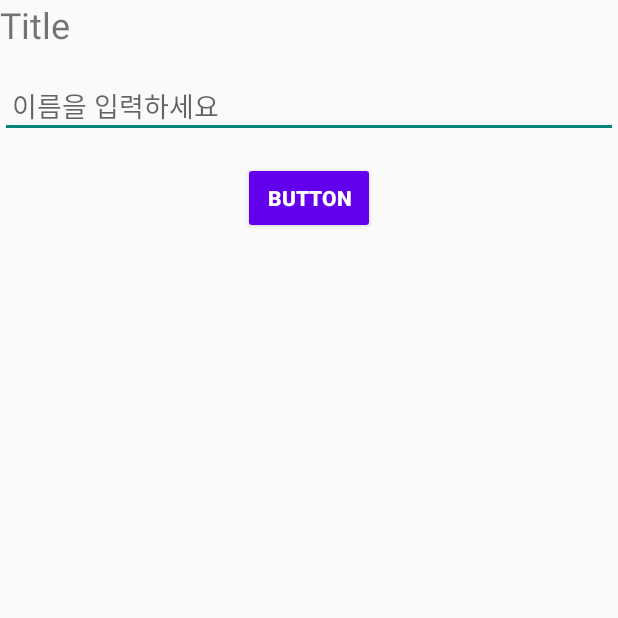
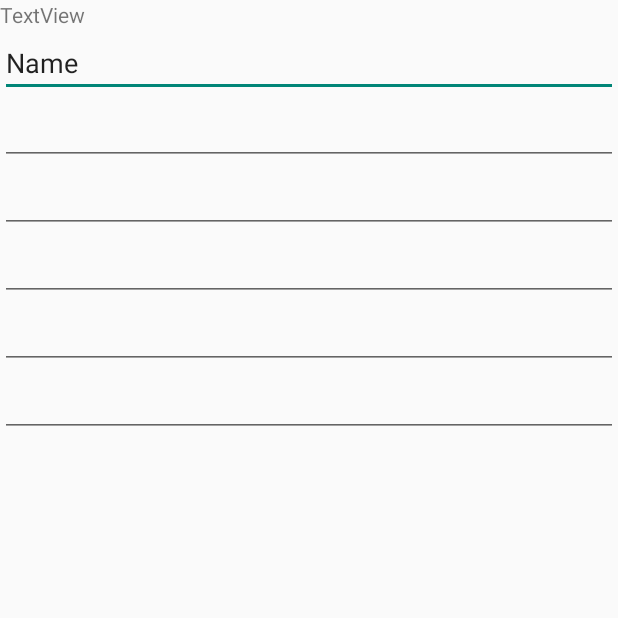
Before and after one commit to kimyoungtae-kor/AndroidStudio, an Android app built with Jetpack Compose: the screen it shows after launch (MainActivity), on a phone screen of 412 x 824 dp, the top half of it. Run offline under Robolectric (Android 15) with nearby library versions, the phone set to English and light mode, and no system bars.

Commit message:
레이아웃 과 기초 언어

```diff
--- a/Myapp/app/src/main/java/shop/youngatae/myapplication/MainActivity.kt
+++ b/Myapp/app/src/main/java/shop/youngatae/myapplication/MainActivity.kt
@@ -1,8 +1,10 @@
 package shop.youngatae.myapplication
 
 import android.os.Bundle
+import android.widget.ArrayAdapter
 import android.widget.Button
 import android.widget.EditText
+import android.widget.ListView
 import android.widget.Toast
 import androidx.activity.ComponentActivity
 import androidx.activity.compose.setContent
@@ -19,20 +21,37 @@ import shop.youngatae.myapplication.ui.theme.MyApplicationTheme
 class MainActivity : ComponentActivity() {
     override fun onCreate(savedInstanceState: Bundle?) {
         super.onCreate(savedInstanceState)
-        setContentView(R.layout.activity_main)
+        enableEdgeToEdge()
+        setContentView(R.layout.text_view)
 
-        val input:EditText = findViewById(R.id.editTextText)
-        val button:Button = findViewById(R.id.button)
+//        val fruits = listOf("파인애플","사과","바나나","복숭아","포도","리치","구아바","망고","멜론","파인애플","사과","바나나","복숭아","포도","리치","구아바","망고","멜론")
+//        val listView:ListView = findViewById(R.id.listview)
+//
+//
+//        //어댑터
+//        val adapter = ArrayAdapter(this, android.R.layout.simple_list_item_1,fruits)
+//        listView.adapter = adapter
+//
+//        listView.setOnItemClickListener { _,_ , position, _ ->
+//            // position = index
+//            val value = fruits[position];
+//            Toast.makeText(this, value, Toast.LENGTH_SHORT).show();
+//
+//        }
 
-        button.setOnClickListener({
-            val textValue = input.text.toString();
-            if(textValue.isBlank()){
-                Toast.makeText(this,"값을 입력하세요",Toast.LENGTH_SHORT).show()
-            }else{
-                Toast.makeText(this,"안녕하세요 $textValue",Toast.LENGTH_LONG).show()
 
-            }
-        })
+//        val input:EditText = findViewById(R.id.editTextText)
+//        val button:Button = findViewById(R.id.button)
+//
+//        button.setOnClickListener({
+//            val textValue = input.text.toString();
+//            if(textValue.isBlank()){
+//                Toast.makeText(this,"값을 입력하세요",Toast.LENGTH_SHORT).show()
+//            }else{
+//                Toast.makeText(this,"안녕하세요 $textValue",Toast.LENGTH_LONG).show()
+//
+//            }
+//        })
 
 //        enableEdgeToEdge()
 //        setContent {
--- /dev/null
+++ b/Myapp/app/src/main/res/layout/text_view.xml
@@ -0,0 +1,55 @@
+<?xml version="1.0" encoding="utf-8"?>
+<LinearLayout xmlns:android="http://schemas.android.com/apk/res/android"
+    android:orientation="vertical"
+    android:layout_width="match_parent"
+    android:layout_height="match_parent">
+
+    <TextView
+        android:id="@+id/textView2"
+        android:layout_width="match_parent"
+        android:layout_height="wrap_content"
+        android:text="TextView" />
+
+    <EditText
+        android:id="@+id/editTextText2"
+        android:layout_width="match_parent"
+        android:layout_height="wrap_content"
+        android:ems="10"
+        android:inputType="text"
+        android:text="Name" />
+
+    <EditText
+        android:id="@+id/editTextTextPassword"
+        android:layout_width="match_parent"
+        android:layout_height="wrap_content"
+        android:ems="10"
+        android:inputType="textPassword" />
+
+    <EditText
+        android:id="@+id/editTextNumberPassword"
+        android:layout_width="match_parent"
+        android:layout_height="wrap_content"
+        android:ems="10"
+        android:inputType="numberPassword" />
+
+    <EditText
+        android:id="@+id/editTextTextEmailAddress"
+        android:layout_width="match_parent"
+        android:layout_height="wrap_content"
+        android:ems="10"
+        android:inputType="textEmailAddress" />
+
+    <EditText
+        android:id="@+id/editTextPhone"
+        android:layout_width="match_parent"
+        android:layout_height="wrap_content"
+        android:ems="10"
+        android:inputType="phone" />
+
+    <EditText
+        android:id="@+id/editTextTextPostalAddress"
+        android:layout_width="match_parent"
+        android:layout_height="wrap_content"
+        android:ems="10"
+        android:inputType="textPostalAddress" />
+</LinearLayout>
```
Also changed, not shown: Myapp/app/src/main/res/layout/activity_main_.xml (added, +30 -0 lines), Myapp/app/src/main/res/layout/list_layout.xml (added, +11 -0 lines), kotlin_ex/app/src/main/java/shop/youngatae/kotlin_ex/Main.kt (+189 -18 lines).
